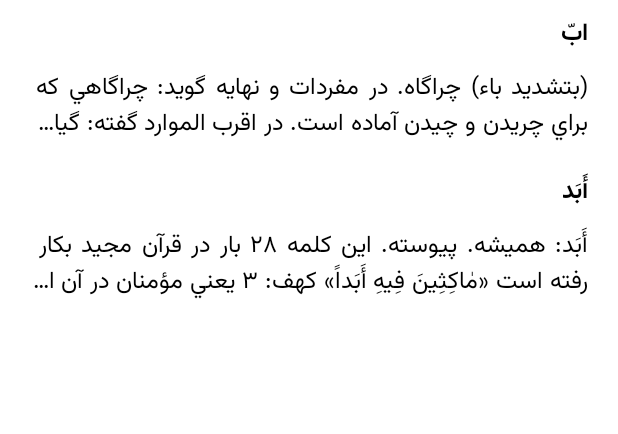
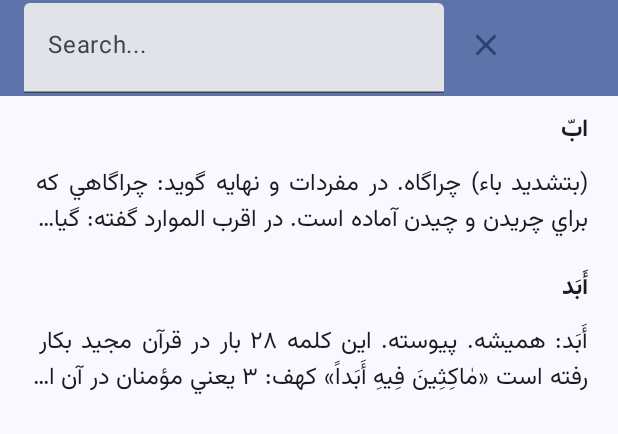
Before and after one commit to hamidsafdari/qamus, an Android app built with Jetpack Compose: the @Preview function EntryListPreview, on a phone screen of 412 x 824 dp. Shown: the top 434 px of the screen. Run offline under Robolectric (Android 15) with nearby library versions, the phone set to English and light mode, and no system bars.

Commit message:
search input in entry list

```diff
--- a/app/src/main/java/io/github/hamidsafdari/qamus/ui/EntryListScreen.kt
+++ b/app/src/main/java/io/github/hamidsafdari/qamus/ui/EntryListScreen.kt
@@ -1,17 +1,36 @@
 package io.github.hamidsafdari.qamus.ui
 
+import android.text.TextUtils
 import androidx.compose.foundation.clickable
 import androidx.compose.foundation.interaction.MutableInteractionSource
 import androidx.compose.foundation.layout.Column
+import androidx.compose.foundation.layout.Row
 import androidx.compose.foundation.layout.fillMaxWidth
 import androidx.compose.foundation.layout.padding
+import androidx.compose.foundation.layout.requiredHeight
+import androidx.compose.foundation.layout.requiredWidth
 import androidx.compose.foundation.lazy.LazyColumn
 import androidx.compose.foundation.lazy.itemsIndexed
+import androidx.compose.foundation.lazy.rememberLazyListState
+import androidx.compose.material.icons.Icons
+import androidx.compose.material.icons.filled.Clear
 import androidx.compose.material.ripple.rememberRipple
+import androidx.compose.material3.ExperimentalMaterial3Api
+import androidx.compose.material3.Icon
+import androidx.compose.material3.IconButton
+import androidx.compose.material3.MaterialTheme
+import androidx.compose.material3.Scaffold
 import androidx.compose.material3.Text
+import androidx.compose.material3.TextField
+import androidx.compose.material3.TopAppBar
+import androidx.compose.material3.TopAppBarDefaults.topAppBarColors
 import androidx.compose.runtime.Composable
 import androidx.compose.runtime.CompositionLocalProvider
+import androidx.compose.runtime.LaunchedEffect
+import androidx.compose.runtime.getValue
+import androidx.compose.runtime.mutableStateOf
 import androidx.compose.runtime.remember
+import androidx.compose.runtime.setValue
 import androidx.compose.ui.Modifier
 import androidx.compose.ui.platform.LocalLayoutDirection
 import androidx.compose.ui.text.font.Font
@@ -70,11 +89,69 @@ fun EntryListItem(entry: MinEntryDto, onClick: (Int) -> Unit) {
     }
 }
 
+@OptIn(ExperimentalMaterial3Api::class)
 @Composable
-fun EntryList(entries: List<MinEntryDto>, onItemClick: (Int) -> Unit) {
-    LazyColumn(modifier = Modifier.fillMaxWidth()) {
-        itemsIndexed(entries, { _, item -> item.id }) { _, item ->
-            EntryListItem(item, onItemClick)
+fun EntryList(
+    entries: List<MinEntryDto>,
+    searchTerm: String,
+    onSearch: (String) -> Unit,
+    onItemClick: (Int) -> Unit
+) {
+    var vSearchTerm by remember { mutableStateOf(searchTerm) }
+    val entryListState = rememberLazyListState()
+
+    LaunchedEffect(key1 = vSearchTerm) {
+        if (TextUtils.isEmpty(vSearchTerm)) {
+            entryListState.scrollToItem(0)
+        }
+    }
+
+    Scaffold(
+        topBar = {
+            TopAppBar(
+                colors = topAppBarColors(
+                    containerColor = MaterialTheme.colorScheme.primaryContainer,
+                    titleContentColor = MaterialTheme.colorScheme.primary,
+                ),
+                title = {
+                    Row {
+                        TextField(
+                            value = vSearchTerm,
+                            placeholder = { Text("Search...") },
+                            onValueChange = {
+                                vSearchTerm = it
+                                onSearch(it)
+                            }
+                        )
+                        IconButton(
+                            modifier = Modifier
+                                .requiredWidth(55.dp)
+                                .requiredHeight(55.dp),
+                            onClick = {
+                                vSearchTerm = ""
+                                onSearch("")
+                            }
+                        ) {
+                            Icon(
+                                modifier = Modifier.padding(8.dp),
+                                imageVector = Icons.Filled.Clear,
+                                contentDescription = null
+                            )
+                        }
+                    }
+                }
+            )
+        }
+    ) { innerPadding ->
+        LazyColumn(
+            modifier = Modifier
+                .padding(innerPadding)
+                .fillMaxWidth(),
+            state = entryListState
+        ) {
+            itemsIndexed(entries, { _, item -> item.id }) { _, item ->
+                EntryListItem(item, onItemClick)
+            }
         }
     }
 }
@@ -97,7 +174,7 @@ fun EntryListItemPreview() {
 fun EntryListPreview() {
     QamusTheme {
         EntryList(
-            listOf(
+            entries = listOf(
                 MinEntryDto(
                     1,
                     "ابّ",
@@ -109,6 +186,8 @@ fun EntryListPreview() {
                     "أَبَد: هميشه. پيوسته. اين كلمه 28 بار در قرآن مجيد بكار رفته است «مٰاكِثِينَ فِيهِ أَبَداً» كهف: 3 يعني مؤمنان در آن اجر هميشگي هستند راغب در مفردات گويد: ابد زمان مستمرّي است كه قطع نميشود و در مادّۀ «امد» گويد: ابد بمعني زمان غير محدود است.در اقرب الموارد هست كه: ابد ظرف زمان است و براي تأكيد مستقبل ميآيد نه براي دوام و استمرار آن، چنانكه قطّ و البتّه براي تأكيد زمان ماضي است گويند: «ما فعلت قطّ و البتّة و لا افعله ابدا» بنا بر اين سخن، كلمۀ ابد هميشه معناي ما قبل خود را تأكيد ميكند، بعبارت ديگر تأكيد است نه تأسيس.تدبّر در آيات قرآن مجيد خلاف اين مطلب را ميرساند و ثابت ميكند كه ابد فقط براي تأكيد نيست آياتي هست كه بوسيلۀ «ابد» از آنها دوام و هميشگي فهميده ميشود نظير «مٰاكِثِينَ فِيهِ أَبَداً» كهف: 3 «لٰا تَقُمْ فِيهِ أَبَداً» توبه: 108 «وَ لٰا أَنْ تَنْكِحُوا أَزْوٰاجَهُ مِنْ بَعْدِهِ أَبَداً» احزاب: 53 و آيات ديگر. ناگفته پيداست كه از مكث و عدم قيام و عدم تزويج زنان حضرت رسول صلّي اللّٰه عليه و آله بعد از فوتش، در صورتي دوام و استمرار فهميده ميشود كه «أَبَداً» بآنها اضافه شود و بدون آن دوام و عدم آن هر دو محتمل خواهد بود. در اين صورت «أَبَداً» براي تأسيس معناي جديدي است نه تأكيد معناي ما قبل.مخفي نماند «أَبَداً» بمعني دهر بكار رفته چنانكه در قاموس و غيره هست و نيز وصف استعمال شده چنانكه در نهج البلاغه خطبه 107 آمده: «انت الابد فلا امد لك» يعني خدايا تو دائم و هميشگي هستي و براي تو زمان محدودي نيست. در اين استعمال هم، معناي اصلي كه دوام باشد در نظر است."
                 )
             ),
+            searchTerm = "",
+            onSearch = {},
             onItemClick = {}
         )
     }
```
Also changed, not shown: app/src/main/java/io/github/hamidsafdari/qamus/EntryViewModel.kt (+7 -0 lines), app/src/main/java/io/github/hamidsafdari/qamus/MainActivity.kt (+9 -2 lines), app/src/main/java/io/github/hamidsafdari/qamus/db/EntryRepository.kt (+13 -1 lines), app/src/main/java/io/github/hamidsafdari/qamus/db/dao/EntryDao.kt (+8 -0 lines).
